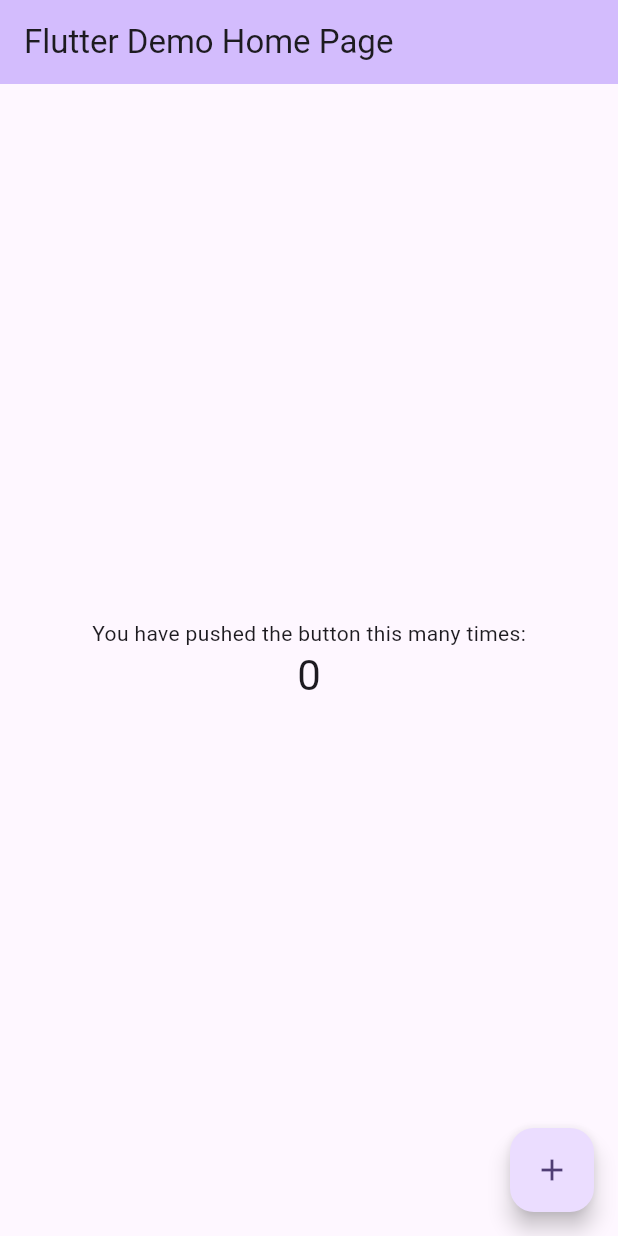
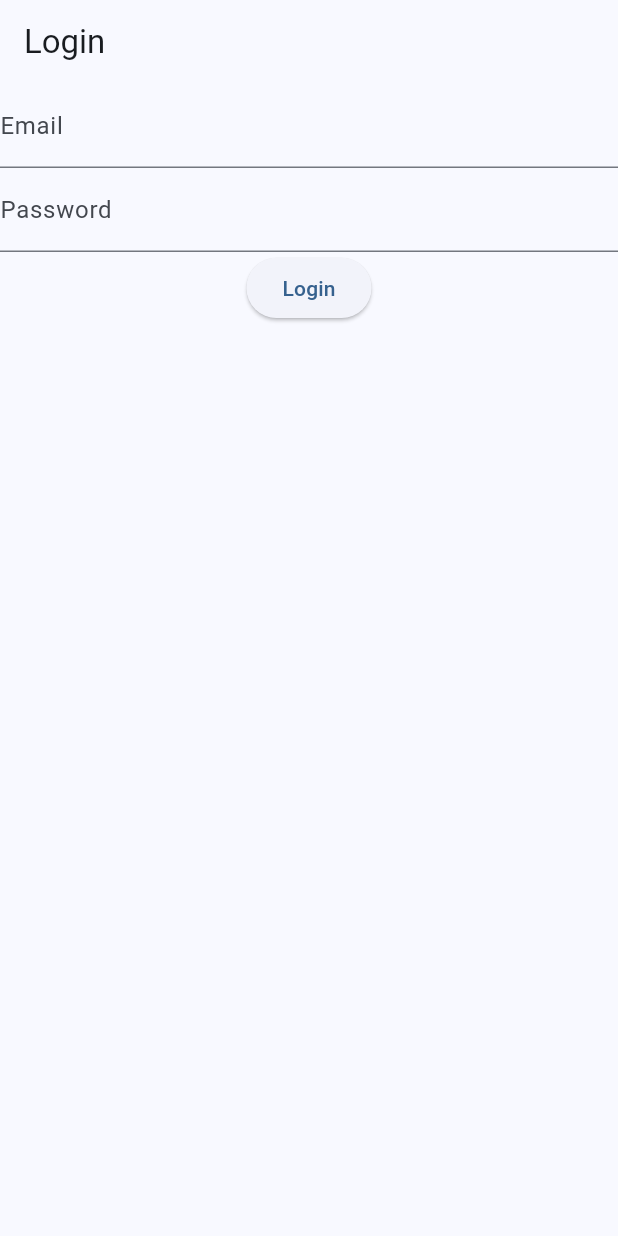
Before and after one commit to itc-s22007/LearnUp, a Flutter app: the screen it shows after launch, on a phone screen of 412 x 824 dp. Run offline on Flutter 3.47's test engine with Material 3 defaults, Android fonts, the phone set to English and light mode, and no system bars.

Commit message:
ログイン画面

```diff
--- /dev/null
+++ b/lib/login/Login.dart
@@ -0,0 +1,38 @@
+import 'package:flutter/material.dart';
+
+class LoginScreen extends StatelessWidget {
+  const LoginScreen({super.key});
+
+  @override
+  Widget build(BuildContext context) {
+    final TextEditingController emailController = TextEditingController();
+    final TextEditingController passwordController = TextEditingController();
+
+    return Scaffold(
+      appBar: AppBar(
+        title: const Text('Login'),
+      ),
+      body: Column(
+        children: [
+          TextField(
+            controller: emailController,
+            decoration: const InputDecoration(labelText: 'Email'),
+          ),
+          TextField(
+            controller: passwordController,
+            decoration: const InputDecoration(labelText: 'Password'),
+            obscureText: true,
+          ),
+          ElevatedButton(
+            onPressed: () {
+              String email = emailController.text;
+              String password = passwordController.text;
+              print('Email: $email, Password: $password');
+            },
+            child: const Text('Login'),
+          ),
+        ],
+      ),
+    );
+  }
+}
--- a/lib/main.dart
+++ b/lib/main.dart
@@ -1,4 +1,5 @@
 import 'package:flutter/material.dart';
+import 'login/Login.dart';
 
 void main() {
   runApp(const MyApp());
@@ -7,119 +8,142 @@
 class MyApp extends StatelessWidget {
   const MyApp({super.key});
 
-  // This widget is the root of your application.
   @override
   Widget build(BuildContext context) {
     return MaterialApp(
-      title: 'Flutter Demo',
+      title: 'Login Demo',
       theme: ThemeData(
-        // This is the theme of your application.
-        //
-        // TRY THIS: Try running your application with "flutter run". You'll see
-        // the application has a purple toolbar. Then, without quitting the app,
-        // try changing the seedColor in the colorScheme below to Colors.green
-        // and then invoke "hot reload" (save your changes or press the "hot
-        // reload" button in a Flutter-supported IDE, or press "r" if you used
-        // the command line to start the app).
-        //
-        // Notice that the counter didn't reset back to zero; the application
-        // state is not lost during the reload. To reset the state, use hot
-        // restart instead.
-        //
-        // This works for code too, not just values: Most code changes can be
-        // tested with just a hot reload.
-        colorScheme: ColorScheme.fromSeed(seedColor: Colors.deepPurple),
+        colorScheme: ColorScheme.fromSeed(seedColor: Colors.blue),
         useMaterial3: true,
       ),
-      home: const MyHomePage(title: 'Flutter Demo Home Page'),
+      home: const LoginScreen(),
     );
   }
 }
 
-class MyHomePage extends StatefulWidget {
-  const MyHomePage({super.key, required this.title});
 
-  // This widget is the home page of your application. It is stateful, meaning
-  // that it has a State object (defined below) that contains fields that affect
-  // how it looks.
-
-  // This class is the configuration for the state. It holds the values (in this
-  // case the title) provided by the parent (in this case the App widget) and
-  // used by the build method of the State. Fields in a Widget subclass are
-  // always marked "final".
-
-  final String title;
-
-  @override
-  State<MyHomePage> createState() => _MyHomePageState();
-}
-
-class _MyHomePageState extends State<MyHomePage> {
-  int _counter = 0;
-
-  void _incrementCounter() {
-    setState(() {
-      // This call to setState tells the Flutter framework that something has
-      // changed in this State, which causes it to rerun the build method below
-      // so that the display can reflect the updated values. If we changed
-      // _counter without calling setState(), then the build method would not be
-      // called again, and so nothing would appear to happen.
-      _counter++;
-    });
-  }
-
-  @override
-  Widget build(BuildContext context) {
-    // This method is rerun every time setState is called, for instance as done
-    // by the _incrementCounter method above.
-    //
-    // The Flutter framework has been optimized to make rerunning build methods
-    // fast, so that you can just rebuild anything that needs updating rather
-    // than having to individually change instances of widgets.
-    return Scaffold(
-      appBar: AppBar(
-        // TRY THIS: Try changing the color here to a specific color (to
-        // Colors.amber, perhaps?) and trigger a hot reload to see the AppBar
-        // change color while the other colors stay the same.
-        backgroundColor: Theme.of(context).colorScheme.inversePrimary,
-        // Here we take the value from the MyHomePage object that was created by
-        // the App.build method, and use it to set our appbar title.
-        title: Text(widget.title),
-      ),
-      body: Center(
-        // Center is a layout widget. It takes a single child and positions it
-        // in the middle of the parent.
-        child: Column(
-          // Column is also a layout widget. It takes a list of children and
-          // arranges them vertically. By default, it sizes itself to fit its
-          // children horizontally, and tries to be as tall as its parent.
-          //
-          // Column has various properties to control how it sizes itself and
-          // how it positions its children. Here we use mainAxisAlignment to
-          // center the children vertically; the main axis here is the vertical
-          // axis because Columns are vertical (the cross axis would be
-          // horizontal).
-          //
-          // TRY THIS: Invoke "debug painting" (choose the "Toggle Debug Paint"
-          // action in the IDE, or press "p" in the console), to see the
-          // wireframe for each widget.
-          mainAxisAlignment: MainAxisAlignment.center,
-          children: <Widget>[
-            const Text(
-              'You have pushed the button this many times:',
-            ),
-            Text(
-              '$_counter',
-              style: Theme.of(context).textTheme.headlineMedium,
-            ),
-          ],
-        ),
-      ),
-      floatingActionButton: FloatingActionButton(
-        onPressed: _incrementCounter,
-        tooltip: 'Increment',
-        child: const Icon(Icons.add),
-      ), // This trailing comma makes auto-formatting nicer for build methods.
-    );
-  }
-}
+// import 'package:flutter/material.dart';
+//
+// void main() {
+//   runApp(const MyApp());
+// }
+//
+// class MyApp extends StatelessWidget {
+//   const MyApp({super.key});
+//
+//   // This widget is the root of your application.
+//   @override
+//   Widget build(BuildContext context) {
+//     return MaterialApp(
+//       title: 'Flutter Demo',
+//       theme: ThemeData(
+//         // This is the theme of your application.
+//         //
+//         // TRY THIS: Try running your application with "flutter run". You'll see
+//         // the application has a purple toolbar. Then, without quitting the app,
+//         // try changing the seedColor in the colorScheme below to Colors.green
+//         // and then invoke "hot reload" (save your changes or press the "hot
+//         // reload" button in a Flutter-supported IDE, or press "r" if you used
+//         // the command line to start the app).
+//         //
+//         // Notice that the counter didn't reset back to zero; the application
+//         // state is not lost during the reload. To reset the state, use hot
+//         // restart instead.
+//         //
+//         // This works for code too, not just values: Most code changes can be
+//         // tested with just a hot reload.
+//         colorScheme: ColorScheme.fromSeed(seedColor: Colors.deepPurple),
+//         useMaterial3: true,
+//       ),
+//       home: const MyHomePage(title: 'Flutter Demo Home Page'),
+//     );
+//   }
+// }
+//
+// class MyHomePage extends StatefulWidget {
+//   const MyHomePage({super.key, required this.title});
+//
+//   // This widget is the home page of your application. It is stateful, meaning
+//   // that it has a State object (defined below) that contains fields that affect
+//   // how it looks.
+//
+//   // This class is the configuration for the state. It holds the values (in this
+//   // case the title) provided by the parent (in this case the App widget) and
+//   // used by the build method of the State. Fields in a Widget subclass are
+//   // always marked "final".
+//
+//   final String title;
+//
+//   @override
+//   State<MyHomePage> createState() => _MyHomePageState();
+// }
+//
+// class _MyHomePageState extends State<MyHomePage> {
+//   int _counter = 0;
+//
+//   void _incrementCounter() {
+//     setState(() {
+//       // This call to setState tells the Flutter framework that something has
+//       // changed in this State, which causes it to rerun the build method below
+//       // so that the display can reflect the updated values. If we changed
+//       // _counter without calling setState(), then the build method would not be
+//       // called again, and so nothing would appear to happen.
+//       _counter++;
+//     });
+//   }
+//
+//   @override
+//   Widget build(BuildContext context) {
+//     // This method is rerun every time setState is called, for instance as done
+//     // by the _incrementCounter method above.
+//     //
+//     // The Flutter framework has been optimized to make rerunning build methods
+//     // fast, so that you can just rebuild anything that needs updating rather
+//     // than having to individually change instances of widgets.
+//     return Scaffold(
+//       appBar: AppBar(
+//         // TRY THIS: Try changing the color here to a specific color (to
+//         // Colors.amber, perhaps?) and trigger a hot reload to see the AppBar
+//         // change color while the other colors stay the same.
+//         backgroundColor: Theme.of(context).colorScheme.inversePrimary,
+//         // Here we take the value from the MyHomePage object that was created by
+//         // the App.build method, and use it to set our appbar title.
+//         title: Text(widget.title),
+//       ),
+//       body: Center(
+//         // Center is a layout widget. It takes a single child and positions it
+//         // in the middle of the parent.
+//         child: Column(
+//           // Column is also a layout widget. It takes a list of children and
+//           // arranges them vertically. By default, it sizes itself to fit its
+//           // children horizontally, and tries to be as tall as its parent.
+//           //
+//           // Column has various properties to control how it sizes itself and
+//           // how it positions its children. Here we use mainAxisAlignment to
+//           // center the children vertically; the main axis here is the vertical
+//           // axis because Columns are vertical (the cross axis would be
+//           // horizontal).
+//           //
+//           // TRY THIS: Invoke "debug painting" (choose the "Toggle Debug Paint"
+//           // action in the IDE, or press "p" in the console), to see the
+//           // wireframe for each widget.
+//           mainAxisAlignment: MainAxisAlignment.center,
+//           children: <Widget>[
+//             const Text(
+//               'You have pushed the button this many times:',
+//             ),
+//             Text(
+//               '$_counter',
+//               style: Theme.of(context).textTheme.headlineMedium,
+//             ),
+//           ],
+//         ),
+//       ),
+//       floatingActionButton: FloatingActionButton(
+//         onPressed: _incrementCounter,
+//         tooltip: 'Increment',
+//         child: const Icon(Icons.add),
+//       ), // This trailing comma makes auto-formatting nicer for build methods.
+//     );
+//   }
+// }
```
